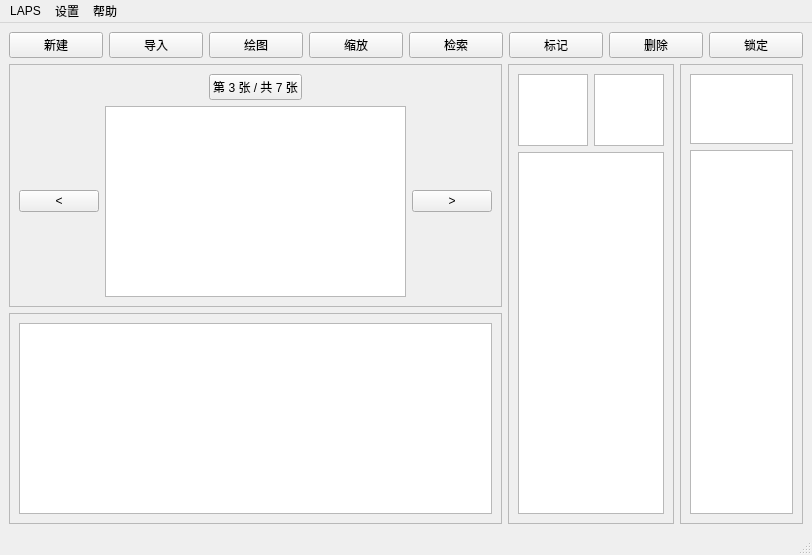
Before: the Qt Designer form UI/ui_index.ui in Orange-66/LAPS-v1.0, drawn with Qt 5.
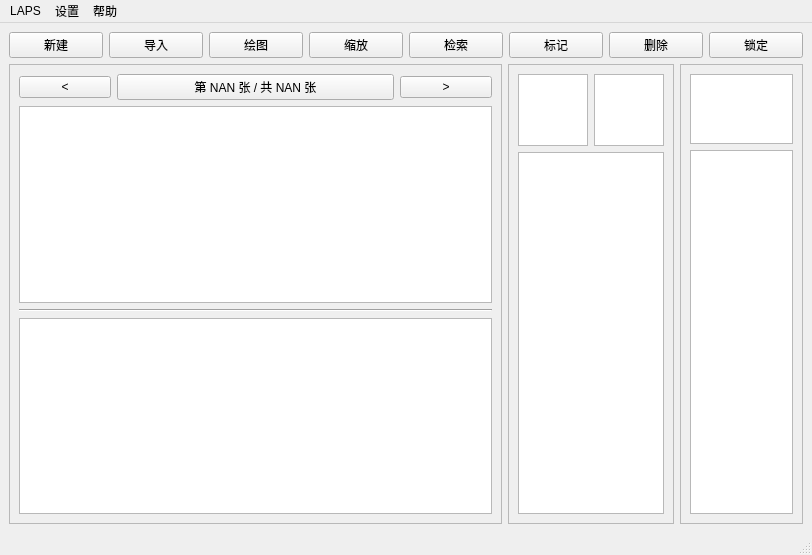
After: the same form once the commit is applied.

```diff
--- a/UI/ui_index.ui
+++ b/UI/ui_index.ui
@@ -87,57 +87,22 @@
           <property name="frameShadow">
            <enum>QFrame::Raised</enum>
           </property>
-          <layout class="QVBoxLayout" name="verticalLayout_2">
+          <layout class="QVBoxLayout" name="verticalLayout" stretch="0,5,0,5">
            <item>
-            <layout class="QVBoxLayout" name="verticalLayout">
+            <layout class="QHBoxLayout" name="horizontalLayout_2" stretch="2,6,2">
              <item>
-              <layout class="QHBoxLayout" name="horizontalLayout_8">
-               <item>
-                <spacer name="horizontalSpacer">
-                 <property name="orientation">
-                  <enum>Qt::Horizontal</enum>
-                 </property>
-                 <property name="sizeHint" stdset="0">
-                  <size>
-                   <width>40</width>
-                   <height>20</height>
-                  </size>
-                 </property>
-                </spacer>
-               </item>
-               <item>
-                <widget class="QPushButton" name="image_info_button">
-                 <property name="text">
-                  <string>第 3 张 / 共 7 张</string>
-                 </property>
-                </widget>
-               </item>
-               <item>
-                <spacer name="horizontalSpacer_2">
-                 <property name="orientation">
-                  <enum>Qt::Horizontal</enum>
-                 </property>
-                 <property name="sizeHint" stdset="0">
-                  <size>
-                   <width>40</width>
-                   <height>20</height>
-                  </size>
-                 </property>
-                </spacer>
-               </item>
-              </layout>
-             </item>
-             <item>
-              <layout class="QHBoxLayout" name="horizontalLayout_2" stretch="1,10,1">
-               <item>
-                <widget class="QPushButton" name="image_last_button">
+              <widget class="QPushButton" name="btn_up_page">
                  <property name="text">
                   <string>&lt;</string>
                  </property>
                 </widget>
                </item>
                <item>
-                <widget class="QGraphicsView" name="graphicsView"/>
+              <widget class="QPushButton" name="btn_page_info">
+               <property name="text">
+                <string>第 NAN 张 / 共 NAN 张</string>
+               </property>
+              </widget>
                </item>
                <item>
                 <widget class="QPushButton" name="image_next_button">
@@ -148,22 +113,26 @@
                </item>
               </layout>
              </item>
-            </layout>
-           </item>
-          </layout>
+           <item>
+            <layout class="QHBoxLayout" name="horizontalLayout_3" stretch="8">
+             <item>
+              <widget class="QGraphicsView" name="wid_original_image"/>
+             </item>
+            </layout>
+           </item>
+           <item>
+            <widget class="Line" name="line">
+             <property name="orientation">
+              <enum>Qt::Horizontal</enum>
+             </property>
          </widget>
         </item>
         <item>
-         <widget class="QFrame" name="frame_2">
-          <property name="frameShape">
-           <enum>QFrame::StyledPanel</enum>
-          </property>
-          <property name="frameShadow">
-           <enum>QFrame::Raised</enum>
-          </property>
-          <layout class="QHBoxLayout" name="horizontalLayout_3">
+            <layout class="QHBoxLayout" name="horizontalLayout_8" stretch="8">
            <item>
-            <widget class="QGraphicsView" name="graphicsView_2"/>
+              <widget class="QGraphicsView" name="wid_processed_image"/>
+             </item>
+            </layout>
            </item>
           </layout>
          </widget>
```
Left out of the diff: 2 changed lines with no effect on the pictures. Lines whose indentation alone changed are shown as unchanged.
